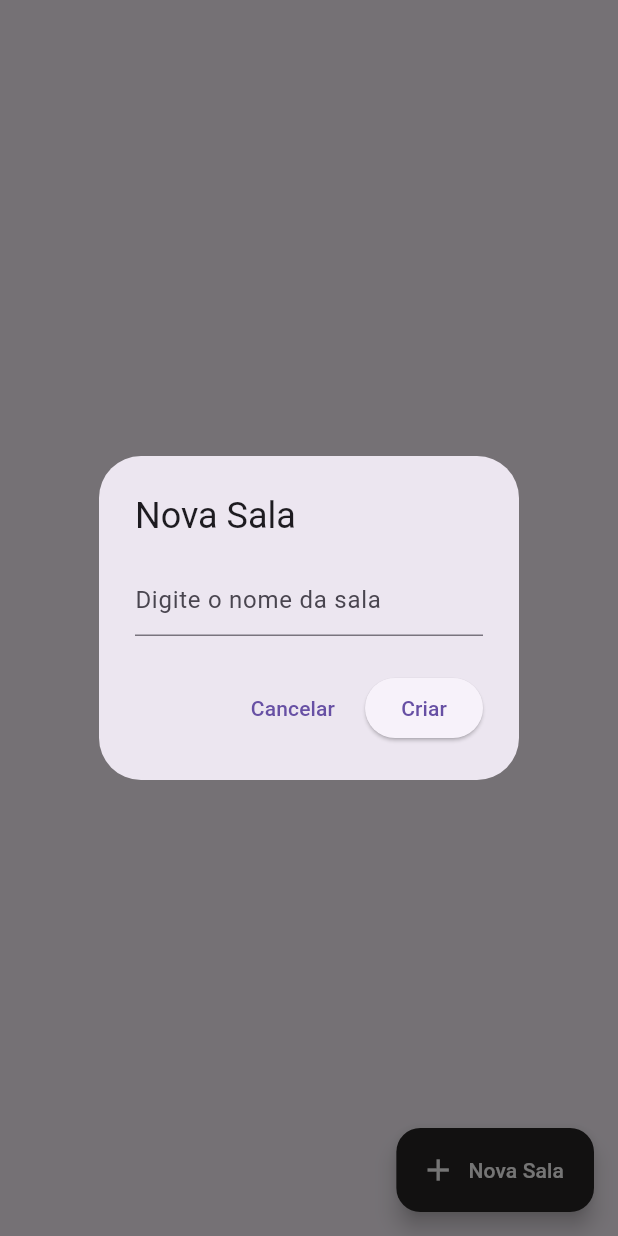
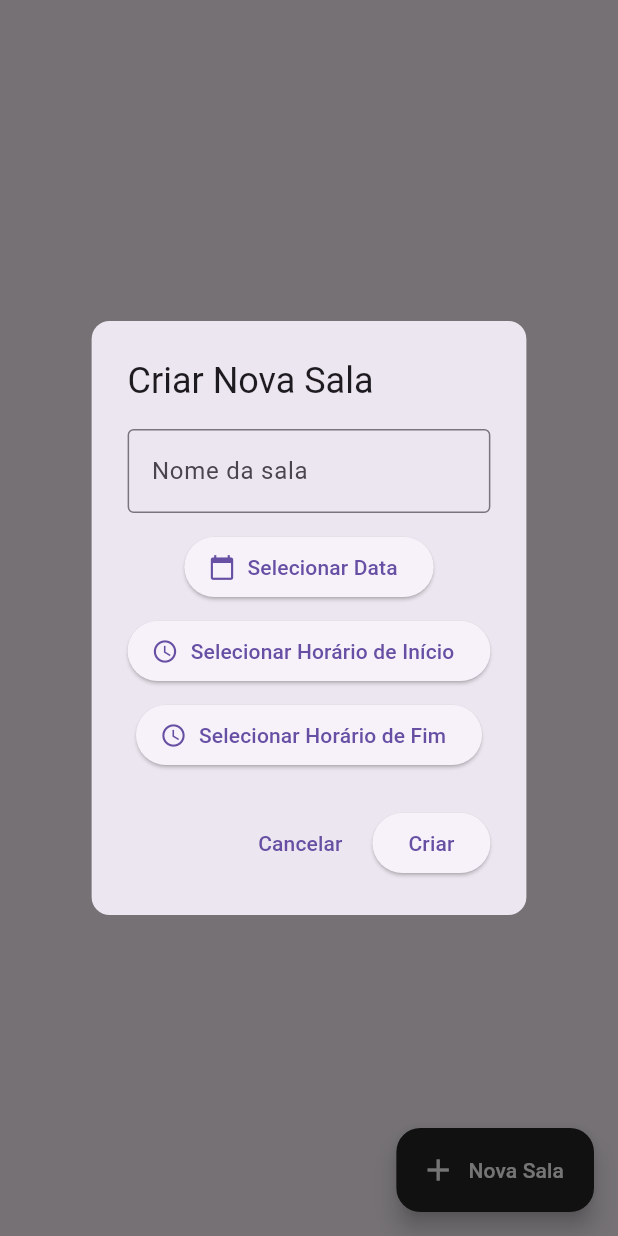
Before and after one commit to VidaRealDoKim/ApkTimeRoom, a Flutter app: the HomePage screen opened directly, after a tap on "Nova Sala", on a phone screen of 412 x 824 dp. Run offline on Flutter 3.47's test engine with Material 3 defaults, Android fonts, the phone set to English and light mode, and no system bars.

Commit message:
adição de uma sala dart e alteração dos cards (deu bug e não retornou)

```diff
--- a/lib/home_page.dart
+++ b/lib/home_page.dart
@@ -1,4 +1,5 @@
 import 'package:flutter/material.dart';
+import 'models/sala.dart'; // <-- importa o modelo
 
 class HomePage extends StatefulWidget {
   @override
@@ -6,20 +7,83 @@ class HomePage extends StatefulWidget {
 }
 
 class _HomePageState extends State<HomePage> {
-  List<String> salas = [];
+  List<Sala> salas = [];
 
   void _criarSala() {
+    String nomeSala = '';
+    DateTime? dataSelecionada;
+    TimeOfDay? horaInicio;
+    TimeOfDay? horaFim;
+
     showDialog(
       context: context,
       builder: (context) {
-        String nomeSala = '';
+        return StatefulBuilder(
+          builder: (context, setState) {
             return AlertDialog(
-          title: Text('Nova Sala'),
-          content: TextField(
-            decoration: InputDecoration(hintText: 'Digite o nome da sala'),
-            onChanged: (valor) {
-              nomeSala = valor;
+              shape: RoundedRectangleBorder(borderRadius: BorderRadius.circular(12)),
+              title: Text('Criar Nova Sala'),
+              content: Column(
+                mainAxisSize: MainAxisSize.min,
+                children: [
+                  TextField(
+                    decoration: InputDecoration(
+                      labelText: 'Nome da sala',
+                      border: OutlineInputBorder(),
+                    ),
+                    onChanged: (value) => nomeSala = value,
+                  ),
+                  SizedBox(height: 12),
+                  ElevatedButton.icon(
+                    icon: Icon(Icons.calendar_today),
+                    onPressed: () async {
+                      final data = await showDatePicker(
+                        context: context,
+                        initialDate: DateTime.now(),
+                        firstDate: DateTime(2023),
+                        lastDate: DateTime(2100),
+                      );
+                      if (data != null) {
+                        setState(() => dataSelecionada = data);
+                      }
                     },
+                    label: Text(dataSelecionada == null
+                        ? 'Selecionar Data'
+                        : 'Data: ${dataSelecionada!.day}/${dataSelecionada!.month}/${dataSelecionada!.year}'),
+                  ),
+                  SizedBox(height: 8),
+                  ElevatedButton.icon(
+                    icon: Icon(Icons.access_time),
+                    onPressed: () async {
+                      final hora = await showTimePicker(
+                        context: context,
+                        initialTime: TimeOfDay.now(),
+                      );
+                      if (hora != null) {
+                        setState(() => horaInicio = hora);
+                      }
+                    },
+                    label: Text(horaInicio == null
+                        ? 'Selecionar Horário de Início'
+                        : 'Início: ${horaInicio!.format(context)}'),
+                  ),
+                  SizedBox(height: 8),
+                  ElevatedButton.icon(
+                    icon: Icon(Icons.access_time_outlined),
+                    onPressed: () async {
+                      final hora = await showTimePicker(
+                        context: context,
+                        initialTime: TimeOfDay.now(),
+                      );
+                      if (hora != null) {
+                        setState(() => horaFim = hora);
+                      }
+                    },
+                    label: Text(horaFim == null
+                        ? 'Selecionar Horário de Fim'
+                        : 'Fim: ${horaFim!.format(context)}'),
+                  ),
+                ],
               ),
               actions: [
                 TextButton(
@@ -28,16 +92,26 @@ class _HomePageState extends State<HomePage> {
                 ),
                 ElevatedButton(
                   onPressed: () {
-                if (nomeSala.trim().isNotEmpty) {
+                    if (nomeSala.isNotEmpty &&
+                        dataSelecionada != null &&
+                        horaInicio != null &&
+                        horaFim != null) {
                       setState(() {
-                    salas.add(nomeSala);
+                        salas.add(Sala(
+                          nome: nomeSala,
+                          data: dataSelecionada!,
+                          horaInicio: horaInicio!,
+                          horaFim: horaFim!,
+                        ));
                       });
+                      Navigator.pop(context);
                     }
-                Navigator.pop(context);
                   },
                   child: Text('Criar'),
                 ),
               ],
+            );
+          },
         );
       },
     );
@@ -52,21 +126,36 @@ class _HomePageState extends State<HomePage> {
         padding: EdgeInsets.all(16),
         itemCount: salas.length,
         itemBuilder: (context, index) {
+          final sala = salas[index];
           return Card(
             child: ListTile(
-              leading: Icon(Icons.meeting_room),
-              title: Text(salas[index]),
+              leading: Icon(Icons.meeting_room, size: 32),
+              title: Text(
+                sala.nome,
+                style: TextStyle(fontSize: 18, fontWeight: FontWeight.bold),
+              ),
+              subtitle: Column(
+                crossAxisAlignment: CrossAxisAlignment.start,
+                children: [
+                  Text(
+                    'Data: ${sala.data.day}/${sala.data.month}/${sala.data.year}',
+                    style: TextStyle(fontSize: 14),
+                  ),
+                  Text(
+                    'Início: ${sala.horaInicio.format(context)}  •  Fim: ${sala.horaFim.format(context)}',
+                    style: TextStyle(fontSize: 14),
+                  ),
+                ],
+              ),
             ),
           );
         },
       ),
-
-      /// Aqui está o botão no canto inferior direito
       floatingActionButton: FloatingActionButton.extended(
         onPressed: _criarSala,
+        icon: Icon(Icons.add),
         label: Text('Nova Sala'),
-        icon: Icon(Icons.add),
-        backgroundColor: Color(0xFF272525), // Cor do botão
+        backgroundColor: Color(0xFF272525),
         foregroundColor: Colors.white,  // Cor do ícone/texto
       ),
     );
--- /dev/null
+++ b/lib/models/sala.dart
@@ -0,0 +1,15 @@
+import 'package:flutter/material.dart';
+
+class Sala {
+  final String nome;
+  final DateTime data;
+  final TimeOfDay horaInicio;
+  final TimeOfDay horaFim;
+
+  Sala({
+    required this.nome,
+    required this.data,
+    required this.horaInicio,
+    required this.horaFim,
+  });
+}
```
Lines whose indentation alone changed are shown as unchanged.
